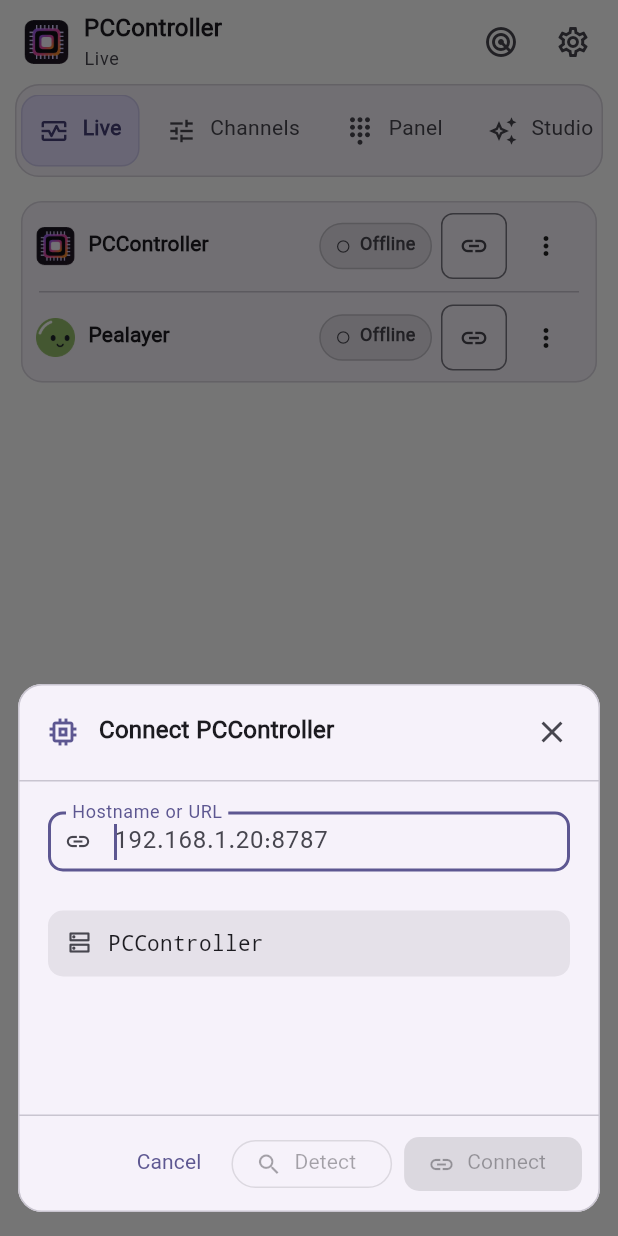
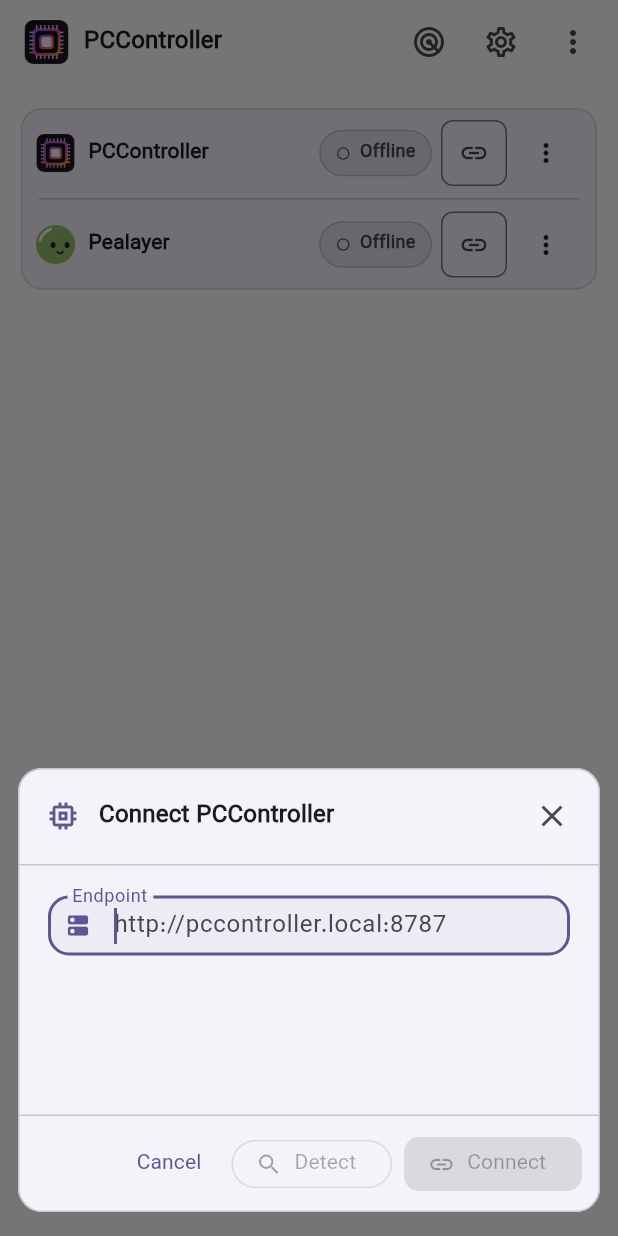
Before and after one commit to atomicdeploy/PCController, a Flutter app: the screen it shows after launch, after a tap on the "link" icon, on a phone screen of 412 x 824 dp. Run offline on Flutter 3.47's test engine with Material 3 defaults, Android fonts, the phone set to English and light mode, and no system bars; our stand-ins replace flutter_secure_storage, shared_preferences; missing offline and left inert: mqtt_client; key blocks and very long unbroken strings in the code were emptied for the run.

Commit message:
fix(mobile): make navigation, refresh and endpoints contextual

```diff
--- a/mobile/lib/main.dart
+++ b/mobile/lib/main.dart
@@ -901,6 +901,28 @@
     }
   }
 
+  // Evaluate at gesture time too: freshness may expire without a UI rebuild.
+  bool get canPullRefresh {
+    final relevant = switch (section) {
+      1 || 2 || 5 => [board],
+      _ => [
+        for (final peer in [board, player])
+          if (peer.transport != null || peer.online) peer,
+      ],
+    };
+    if (relevant.isEmpty || relevant.any((peer) => !peer.fresh)) return true;
+    if (section == 0 &&
+        board.fresh &&
+        board.state['have_status'] == true &&
+        !board.measurementsFresh) {
+      return true;
+    }
+    if (section == 1 && board.pwmUpdated != null && !board.pwmReadbackFresh) {
+      return true;
+    }
+    return false;
+  }
+
   Future<void> refreshActivity() async {
     if (!foreground) return;
     final activity = section;
@@ -953,12 +975,31 @@
           preferences.layout == 'tablet' && bounds.maxWidth >= 600 ||
           preferences.layout == 'auto' && bounds.maxWidth >= 760;
       final colors = Theme.of(context).colorScheme;
+      // A verified host session enables its workspace; stale reads retain
+      // navigation so recovery does not move an active editor or viewport.
+      final connected = board.online || player.online;
+      final availableActivities = [
+        0,
+        if (board.online && board.state['connected'] == true) ...[1, 2],
+        3,
+        4,
+        if (board.online) 5,
+        if (logs.isNotEmpty ||
+            board.events.isNotEmpty ||
+            player.events.isNotEmpty)
+          6,
+      ];
       final body = Column(
         children: [
-          if (!tablet)
+          if (!tablet && connected)
             Padding(
               padding: const EdgeInsets.symmetric(horizontal: 10),
-              child: ActivityStrip(selected: section, changed: selectActivity),
+              child: ActivityStrip(
+                selected: section,
+                changed: selectActivity,
+                muted: preferences.tone == 'pastel',
+                activities: availableActivities,
+              ),
             ),
           SizedBox(
             height: 2,
@@ -977,7 +1018,11 @@
             ),
           Expanded(
             child: RefreshIndicator(
-              onRefresh: refreshActivity,
+              notificationPredicate: (notification) =>
+                  notification.depth == 0 && canPullRefresh,
+              onRefresh: () async {
+                if (canPullRefresh) await refreshActivity();
+              },
               child: SizedBox.expand(
                 child: SingleChildScrollView(
                   physics: const AlwaysScrollableScrollPhysics(),
@@ -1070,11 +1115,12 @@
                         style: Theme.of(context).textTheme.titleMedium
                             ?.copyWith(fontWeight: FontWeight.w700),
                       ),
-                      Text(
-                        activityNames[section],
-                        style: Theme.of(context).textTheme.labelMedium
-                            ?.copyWith(color: colors.onSurfaceVariant),
-                      ),
+                      if (connected || section == 3)
+                        Text(
+                          activityNames[section],
+                          style: Theme.of(context).textTheme.labelMedium
+                              ?.copyWith(color: colors.onSurfaceVariant),
+                        ),
                     ],
                   ),
                 ),
@@ -1120,10 +1166,23 @@
                 onPressed: openSettings,
                 icon: const Icon(Icons.settings_outlined),
               ),
+              if (!connected)
+                PopupMenuButton<int>(
+                  tooltip: 'Workspace',
+                  icon: const Icon(Icons.more_vert),
+                  onSelected: selectActivity,
+                  itemBuilder: (_) => [
+                    const PopupMenuItem(value: 0, child: Text('Connections')),
+                    const PopupMenuItem(value: 3, child: Text('Local drafts')),
+                    const PopupMenuItem(value: 4, child: Text('Devices')),
+                    if (logs.isNotEmpty)
+                      const PopupMenuItem(value: 6, child: Text('Events')),
+                  ],
+                ),
               const SizedBox(width: 6),
             ],
           ),
-          body: tablet
+          body: tablet && connected
               ? Row(
                   crossAxisAlignment: CrossAxisAlignment.start,
                   children: [
@@ -1133,6 +1192,8 @@
                         selected: section,
                         changed: selectActivity,
                         vertical: true,
+                        muted: preferences.tone == 'pastel',
+                        activities: availableActivities,
                       ),
                     ),
                     VerticalDivider(width: 1, color: colors.outlineVariant),
--- a/mobile/lib/unified/endpoint_dialog.dart
+++ b/mobile/lib/unified/endpoint_dialog.dart
@@ -32,16 +32,21 @@
 class _EndpointDialogState extends State<EndpointDialog> {
   late final address = TextEditingController(text: widget.initialValue);
   EndpointDetector? activeDetector;
+  EndpointAddress? inputIntent;
+  String? canonicalInput;
   DetectedEndpoint? verified;
   String? failure;
   bool edited = false, checking = false;
   int revision = 0;
   String get product => widget.controller ? 'pccontroller' : 'pealayer';
   String get name => widget.controller ? 'PCController' : 'Pealayer';
-  EndpointAddress parse() => EndpointAddress.parse(
-    address.text,
-    defaultPort: widget.controller ? 8787 : 8080,
-  );
+  EndpointAddress parse() =>
+      address.text == canonicalInput && inputIntent != null
+      ? inputIntent!
+      : EndpointAddress.parse(
+          address.text,
+          defaultPort: widget.controller ? 8787 : 8080,
+        );
 
   @override
   void initState() {
@@ -53,6 +58,8 @@
   }
 
   void changed(String value) {
+    inputIntent = null;
+    canonicalInput = null;
     ++revision;
     activeDetector?.close();
     activeDetector = null;
@@ -84,6 +91,16 @@
     final detector = widget.detectorFactory?.call() ?? EndpointDetector();
     activeDetector = detector;
     setState(() {
+      // Normalize the actual full endpoint field after parsing. Probe with the
+      // original intent so a short hostname still permits default-port search.
+      inputIntent = input;
+      canonicalInput = input.origin.toString();
+      address.value = TextEditingValue(
+        text: input.origin.toString(),
+        selection: TextSelection.collapsed(
+          offset: input.origin.toString().length,
+        ),
+      );
       checking = true;
       failure = null;
     });
@@ -99,6 +116,8 @@
         Navigator.pop(context, result.origin.toString());
       } else {
         setState(() {
+          inputIntent = null;
+          canonicalInput = null;
           address.text = result.origin.toString();
           address.selection = TextSelection.collapsed(
             offset: address.text.length,
@@ -174,47 +193,13 @@
         mainAxisSize: MainAxisSize.min,
         crossAxisAlignment: CrossAxisAlignment.start,
         children: [
-          TextField(
-            key: const ValueKey('peer-address'),
-            controller: address,
-            autofocus: true,
-            textDirection: TextDirection.ltr,
-            keyboardType: TextInputType.url,
-            textInputAction: TextInputAction.done,
-            autocorrect: false,
-            enableSuggestions: false,
-            inputFormatters: [AddressCharacterFormatter()],
+          EndpointInput(
+            address: address,
+            controller: widget.controller,
+            invalid: edited ? invalid : null,
+            verified: verified != null,
             onChanged: changed,
-            onSubmitted: (_) => detect(connect: true),
-            decoration: InputDecoration(
-              labelText: 'Hostname or URL',
-              hintText: widget.controller
-                  ? '192.168.1.20:8787'
-                  : 'pealayer.local:8080',
-              prefixIcon: const Icon(Icons.link),
-              enabledBorder: edited && invalid != null
-                  ? OutlineInputBorder(
-                      borderRadius: BorderRadius.circular(10),
-                      borderSide: BorderSide(color: colors.error),
-                    )
-                  : null,
-              focusedBorder: edited && invalid != null
-                  ? OutlineInputBorder(
-                      borderRadius: BorderRadius.circular(10),
-                      borderSide: BorderSide(color: colors.error, width: 2),
-                    )
-                  : null,
-              suffixIcon: address.text.isEmpty
-                  ? null
-                  : IconButton(
-                      tooltip: 'Clear address',
-                      onPressed: () {
-                        address.clear();
-                        changed('');
-                      },
-                      icon: const Icon(Icons.clear),
-                    ),
-            ),
+            onSubmitted: () => detect(connect: true),
           ),
           const SizedBox(height: 12),
           SizedBox(
@@ -222,48 +207,6 @@
             child: checking
                 ? const LinearProgressIndicator(minHeight: 2)
                 : null,
-          ),
-          const SizedBox(height: 12),
-          Container(
-            width: double.infinity,
-            padding: const EdgeInsets.all(12),
-            decoration: BoxDecoration(
-              color: colors.surfaceContainerHighest,
-              borderRadius: BorderRadius.circular(10),
-            ),
-            child: Row(
-              crossAxisAlignment: CrossAxisAlignment.start,
-              children: [
-                Icon(
-                  verified != null
-                      ? Icons.check_circle_outline
-                      : Icons.dns_outlined,
-                  size: 18,
-                  color: verified != null
-                      ? colors.primary
-                      : colors.onSurfaceVariant,
-                ),
-                const SizedBox(width: 10),
-                Expanded(
-                  child: Column(
-                    crossAxisAlignment: CrossAxisAlignment.start,
-                    children: [
-                      if (verified != null)
-                        Text(
-                          '$name verified',
-                          style: Theme.of(context).textTheme.labelMedium,
-                        ),
-                      SelectableText(
-                        normalized?.origin.toString() ?? name,
-                        textDirection: TextDirection.ltr,
-                        style: Theme.of(context).textTheme.bodyMedium
-                            ?.copyWith(fontFamily: 'DroidSansMono'),
-                      ),
-                    ],
-                  ),
-                ),
-              ],
-            ),
           ),
           // A reserved error slot keeps the input/footer still during checking.
           SizedBox(
@@ -284,3 +227,80 @@
     );
   }
 }
+
+/// A single complete endpoint editor; detection updates this same field.
+class EndpointInput extends StatelessWidget {
+  const EndpointInput({
+    super.key,
+    required this.address,
+    required this.controller,
+    required this.onChanged,
+    required this.onSubmitted,
+    this.invalid,
+    this.verified = false,
+  });
+  final TextEditingController address;
+  final bool controller, verified;
+  final String? invalid;
+  final ValueChanged<String> onChanged;
+  final VoidCallback onSubmitted;
+
+  @override
+  Widget build(BuildContext context) {
+    final colors = Theme.of(context).colorScheme;
+    final border = OutlineInputBorder(
+      borderRadius: BorderRadius.circular(14),
+      borderSide: BorderSide(
+        color: invalid != null ? colors.error : colors.outlineVariant,
+      ),
+    );
+    return TextField(
+      key: const ValueKey('peer-address'),
+      controller: address,
+      autofocus: true,
+      textDirection: TextDirection.ltr,
+      keyboardType: TextInputType.url,
+      textInputAction: TextInputAction.done,
+      autocorrect: false,
+      enableSuggestions: false,
+      inputFormatters: [AddressCharacterFormatter()],
+      onChanged: onChanged,
+      onSubmitted: (_) => onSubmitted(),
+      decoration: InputDecoration(
+        labelText: 'Endpoint',
+        hintText: controller
+            ? 'http://pccontroller.local:8787'
+            : 'http://pealayer.local:8080',
+        filled: true,
+        fillColor: colors.primary.withValues(alpha: .045),
+        enabledBorder: border,
+        focusedBorder: border.copyWith(
+          borderSide: BorderSide(
+            color: invalid != null ? colors.error : colors.primary,
+            width: 2,
+          ),
+        ),
+        prefixIcon: Icon(Icons.dns_rounded, color: colors.primary),
+        suffixIcon: Row(
+          mainAxisSize: MainAxisSize.min,
+          children: [
+            if (verified)
+              const Tooltip(
+                message: 'Endpoint verified',
+                child: Icon(Icons.verified_rounded, color: Color(0xff239765)),
+              ),
+            if (address.text.isNotEmpty)
+              IconButton(
+                tooltip: 'Clear address',
+                onPressed: () {
+                  address.clear();
+                  onChanged('');
+                },
+                icon: const Icon(Icons.clear, size: 20),
+              ),
+          ],
+        ),
+      ),
+    );
+  }
+}
--- a/mobile/lib/unified/workspace_chrome.dart
+++ b/mobile/lib/unified/workspace_chrome.dart
@@ -35,10 +35,14 @@
     required this.selected,
     required this.changed,
     this.vertical = false,
+    this.muted = false,
+    this.activities = const [0, 1, 2, 3, 4, 5, 6],
   });
   final int selected;
   final ValueChanged<int> changed;
   final bool vertical;
+  final bool muted;
+  final List<int> activities;
   @override
   State<ActivityStrip> createState() => _ActivityStripState();
 }
@@ -76,8 +80,31 @@
   @override
   Widget build(BuildContext context) {
     final colors = Theme.of(context).colorScheme;
-    final items = List.generate(activityIds.length, (index) {
+    final items = widget.activities.map((index) {
       final active = widget.selected == index;
+      final dark = Theme.of(context).brightness == Brightness.dark;
+      final accent = (dark
+          ? const [
+              Color(0xff5ce0b6),
+              Color(0xffffc86a),
+              Color(0xff82b6ff),
+              Color(0xffcda0ff),
+              Color(0xff6cdbed),
+              Color(0xffffa780),
+              Color(0xfff49dce),
+            ]
+          : const [
+              Color(0xff007b60),
+              Color(0xff956000),
+              Color(0xff235ec0),
+              Color(0xff8541c5),
+              Color(0xff00788c),
+              Color(0xffb64b20),
+              Color(0xffb3317b),
+            ])[index];
+      final ink = widget.muted
+          ? Color.lerp(accent, colors.onSurfaceVariant, .35)!
+          : accent;
       return Padding(
         key: targets[index],
         padding: EdgeInsets.symmetric(
@@ -89,12 +116,14 @@
           child: Tooltip(
             message: activityNames[index],
             child: Material(
-              color: active ? colors.primaryContainer : Colors.transparent,
+              color: active
+                  ? ink.withValues(alpha: widget.muted ? .09 : .13)
+                  : Colors.transparent,
               shape: RoundedRectangleBorder(
                 borderRadius: BorderRadius.circular(12),
                 side: BorderSide(
                   color: active
-                      ? colors.primary.withValues(alpha: .16)
+                      ? ink.withValues(alpha: .38)
                       : Colors.transparent,
                 ),
               ),
@@ -114,12 +143,13 @@
                         ? MainAxisSize.max
                         : MainAxisSize.min,
                     children: [
-                      Icon(
-                        activityIcons[index],
-                        size: 20,
-                        color: active
-                            ? colors.onPrimaryContainer
-                            : colors.onSurfaceVariant,
+                      Container(
+                        padding: const EdgeInsets.all(5),
+                        decoration: BoxDecoration(
+                          color: ink.withValues(alpha: active ? .18 : .09),
+                          borderRadius: BorderRadius.circular(9),
+                        ),
+                        child: Icon(activityIcons[index], size: 20, color: ink),
                       ),
                       const SizedBox(width: 9),
                       if (widget.vertical)
@@ -129,9 +159,7 @@
                             maxLines: 1,
                             overflow: TextOverflow.ellipsis,
                             style: TextStyle(
-                              color: active
-                                  ? colors.onPrimaryContainer
-                                  : colors.onSurfaceVariant,
+                              color: active ? ink : colors.onSurfaceVariant,
                               fontWeight: active
                                   ? FontWeight.w700
                                   : FontWeight.w500,
@@ -142,9 +170,7 @@
                         Text(
                           activityNames[index],
                           style: TextStyle(
-                            color: active
-                                ? colors.onPrimaryContainer
-                                : colors.onSurfaceVariant,
+                            color: active ? ink : colors.onSurfaceVariant,
                             fontWeight: active
                                 ? FontWeight.w700
                                 : FontWeight.w500,
@@ -157,7 +183,7 @@
                               ? Icons.chevron_left
                               : Icons.chevron_right,
                           size: 16,
-                          color: colors.onPrimaryContainer,
+                          color: ink,
                         ),
                       ],
                     ],
@@ -168,18 +194,9 @@
           ),
         ),
       );
-    });
-    return Container(
+    }).toList();
+    return Padding(
       padding: const EdgeInsets.symmetric(vertical: 6),
-      decoration: widget.vertical
-          ? null
-          : BoxDecoration(
-              color: colors.surfaceContainerLow,
-              borderRadius: BorderRadius.circular(16),
-              border: Border.all(
-                color: colors.outlineVariant.withValues(alpha: .7),
-              ),
-            ),
       child: widget.vertical
           ? SizedBox(
               width: 164,
--- a/mobile/pubspec.yaml
+++ b/mobile/pubspec.yaml
@@ -16,7 +16,7 @@
 # https://developer.apple.com/library/archive/documentation/General/Reference/InfoPlistKeyReference/Articles/CoreFoundationKeys.html
 # In Windows, build-name is used as the major, minor, and patch parts
 # of the product and file versions while build-number is used as the build suffix.
-version: 0.1.14+15
+version: 0.1.16+17
 
 environment:
   sdk: ^3.13.3
```
Also changed, not shown: 11 other files.
